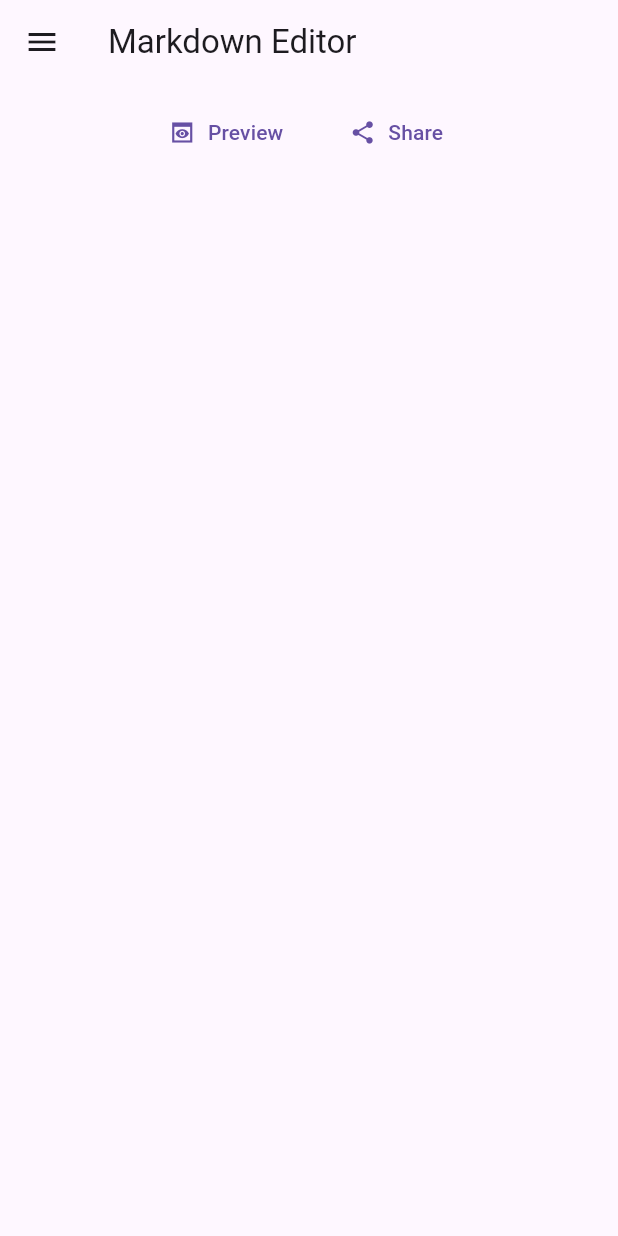
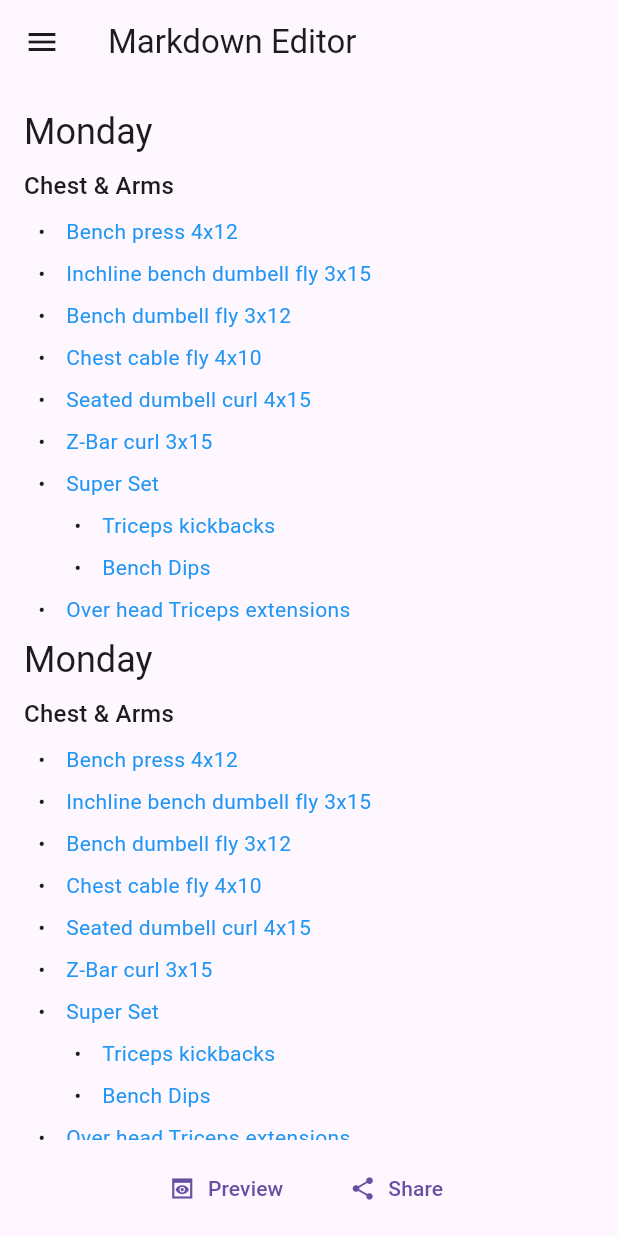
Before and after one commit to rahidaliyev/md_editor, a Flutter app: the screen it shows after launch, on a phone screen of 412 x 824 dp. Run offline on Flutter 3.47's test engine with Material 3 defaults, Android fonts, the phone set to English and light mode, and no system bars; our stand-ins replace flutter_markdown.

```diff
--- a/lib/main.dart
+++ b/lib/main.dart
@@ -1,4 +1,5 @@
 import 'package:flutter/material.dart';
+import 'package:flutter_markdown/flutter_markdown.dart';
 
 void main() {
   runApp(const MyApp());
@@ -19,8 +20,77 @@ class MyApp extends StatelessWidget {
   }
 }
 
-class MyHomePage extends StatelessWidget {
+class MyHomePage extends StatefulWidget {
   const MyHomePage({super.key});
+
+  @override
+  State<MyHomePage> createState() => _MyHomePageState();
+}
+
+class _MyHomePageState extends State<MyHomePage> {
+  final String _markdownData = """
+
+# Monday
+
+### Chest & Arms
+
+* [Bench press 4x12](https://youtu.be/XePkXDMfLaY?si=9FY3FnVdZ6wpaw8e)
+* [Inchline bench dumbell fly 3x15](https://youtu.be/XePkXDMfLaY?si=9FY3FnVdZ6wpaw8e)
+* [Bench dumbell fly 3x12](https://youtu.be/XePkXDMfLaY?si=9FY3FnVdZ6wpaw8e)
+* [Chest cable fly 4x10](https://youtu.be/XePkXDMfLaY?si=9FY3FnVdZ6wpaw8e)
+* [Seated dumbell curl 4x15](https://youtu.be/XePkXDMfLaY?si=9FY3FnVdZ6wpaw8e)
+* [Z-Bar curl 3x15](https://youtu.be/XePkXDMfLaY?si=9FY3FnVdZ6wpaw8e)
+* [Super Set](https://youtu.be/XePkXDMfLaY?si=9FY3FnVdZ6wpaw8e)
+  * [Triceps kickbacks](https://youtu.be/XePkXDMfLaY?si=9FY3FnVdZ6wpaw8e)
+  * [Bench Dips](https://youtu.be/XePkXDMfLaY?si=9FY3FnVdZ6wpaw8e)
+* [Over head Triceps extensions](https://youtu.be/XePkXDMfLaY?si=9FY3FnVdZ6wpaw8e)
+
+# Monday
+
+### Chest & Arms
+
+* [Bench press 4x12](https://youtu.be/XePkXDMfLaY?si=9FY3FnVdZ6wpaw8e)
+* [Inchline bench dumbell fly 3x15](https://youtu.be/XePkXDMfLaY?si=9FY3FnVdZ6wpaw8e)
+* [Bench dumbell fly 3x12](https://youtu.be/XePkXDMfLaY?si=9FY3FnVdZ6wpaw8e)
+* [Chest cable fly 4x10](https://youtu.be/XePkXDMfLaY?si=9FY3FnVdZ6wpaw8e)
+* [Seated dumbell curl 4x15](https://youtu.be/XePkXDMfLaY?si=9FY3FnVdZ6wpaw8e)
+* [Z-Bar curl 3x15](https://youtu.be/XePkXDMfLaY?si=9FY3FnVdZ6wpaw8e)
+* [Super Set](https://youtu.be/XePkXDMfLaY?si=9FY3FnVdZ6wpaw8e)
+  * [Triceps kickbacks](https://youtu.be/XePkXDMfLaY?si=9FY3FnVdZ6wpaw8e)
+  * [Bench Dips](https://youtu.be/XePkXDMfLaY?si=9FY3FnVdZ6wpaw8e)
+* [Over head Triceps extensions](https://youtu.be/XePkXDMfLaY?si=9FY3FnVdZ6wpaw8e)
+
+# Monday
+
+### Chest & Arms
+
+* [Bench press 4x12](https://youtu.be/XePkXDMfLaY?si=9FY3FnVdZ6wpaw8e)
+* [Inchline bench dumbell fly 3x15](https://youtu.be/XePkXDMfLaY?si=9FY3FnVdZ6wpaw8e)
+* [Bench dumbell fly 3x12](https://youtu.be/XePkXDMfLaY?si=9FY3FnVdZ6wpaw8e)
+* [Chest cable fly 4x10](https://youtu.be/XePkXDMfLaY?si=9FY3FnVdZ6wpaw8e)
+* [Seated dumbell curl 4x15](https://youtu.be/XePkXDMfLaY?si=9FY3FnVdZ6wpaw8e)
+* [Z-Bar curl 3x15](https://youtu.be/XePkXDMfLaY?si=9FY3FnVdZ6wpaw8e)
+* [Super Set](https://youtu.be/XePkXDMfLaY?si=9FY3FnVdZ6wpaw8e)
+  * [Triceps kickbacks](https://youtu.be/XePkXDMfLaY?si=9FY3FnVdZ6wpaw8e)
+  * [Bench Dips](https://youtu.be/XePkXDMfLaY?si=9FY3FnVdZ6wpaw8e)
+* [Over head Triceps extensions](https://youtu.be/XePkXDMfLaY?si=9FY3FnVdZ6wpaw8e)
+
+# Monday
+
+### Chest & Arms
+
+* [Bench press 4x12](https://youtu.be/XePkXDMfLaY?si=9FY3FnVdZ6wpaw8e)
+* [Inchline bench dumbell fly 3x15](https://youtu.be/XePkXDMfLaY?si=9FY3FnVdZ6wpaw8e)
+* [Bench dumbell fly 3x12](https://youtu.be/XePkXDMfLaY?si=9FY3FnVdZ6wpaw8e)
+* [Chest cable fly 4x10](https://youtu.be/XePkXDMfLaY?si=9FY3FnVdZ6wpaw8e)
+* [Seated dumbell curl 4x15](https://youtu.be/XePkXDMfLaY?si=9FY3FnVdZ6wpaw8e)
+* [Z-Bar curl 3x15](https://youtu.be/XePkXDMfLaY?si=9FY3FnVdZ6wpaw8e)
+* [Super Set](https://youtu.be/XePkXDMfLaY?si=9FY3FnVdZ6wpaw8e)
+  * [Triceps kickbacks](https://youtu.be/XePkXDMfLaY?si=9FY3FnVdZ6wpaw8e)
+  * [Bench Dips](https://youtu.be/XePkXDMfLaY?si=9FY3FnVdZ6wpaw8e)
+* [Over head Triceps extensions](https://youtu.be/XePkXDMfLaY?si=9FY3FnVdZ6wpaw8e)
+
+ """;
 
   @override
   Widget build(BuildContext context) {
@@ -28,6 +98,30 @@ class MyHomePage extends StatelessWidget {
       appBar: AppBar(
         title: const Text('Markdown Editor'),
       ),
+      body: Column(children: [
+        Expanded(
+            child: SafeArea(
+                child: Markdown(
+          data: _markdownData,
+        )
+        )
+        ),
+        Row(
+          mainAxisAlignment: MainAxisAlignment.center,
+          children: [
+            ButtonBar(
+              children: <Widget>[
+                TextButton.icon(onPressed: () {}, icon: const Icon(Icons.preview_sharp),label: const Text("Preview"),),
+              ],
+            ),
+            ButtonBar(
+              children: <Widget>[
+                TextButton.icon(onPressed: () {}, icon: const Icon(Icons.share),label: const Text("Share"),),
+              ],
+            ),
+          ]
+      ),
+      ]),
       drawer: Drawer(
         child: ListView(
           padding: EdgeInsets.zero,
@@ -46,37 +140,19 @@ class MyHomePage extends StatelessWidget {
             ),
             ListTile(
               title: const Text('Import file'),
-              onTap: () {
-              },
+              onTap: () {},
             ),
             ListTile(
               title: const Text('Share file'),
-              onTap: () {
-              },
+              onTap: () {},
             ),
             ListTile(
               title: const Text('Help'),
-              onTap: () {
-              },
+              onTap: () {},
             ),
           ],
         ),
       ),
-      body:  Row(
-          mainAxisAlignment: MainAxisAlignment.center,
-          children: [
-            ButtonBar(
-              children: <Widget>[
-                TextButton.icon(onPressed: () {}, icon: const Icon(Icons.preview_sharp),label: const Text("Preview"),),
-              ],
-            ),
-            ButtonBar(
-              children: <Widget>[
-                TextButton.icon(onPressed: () {}, icon: const Icon(Icons.share),label: const Text("Share"),),
-              ],
-            ),
-          ]
-      ),
     );
   }
 }
```
